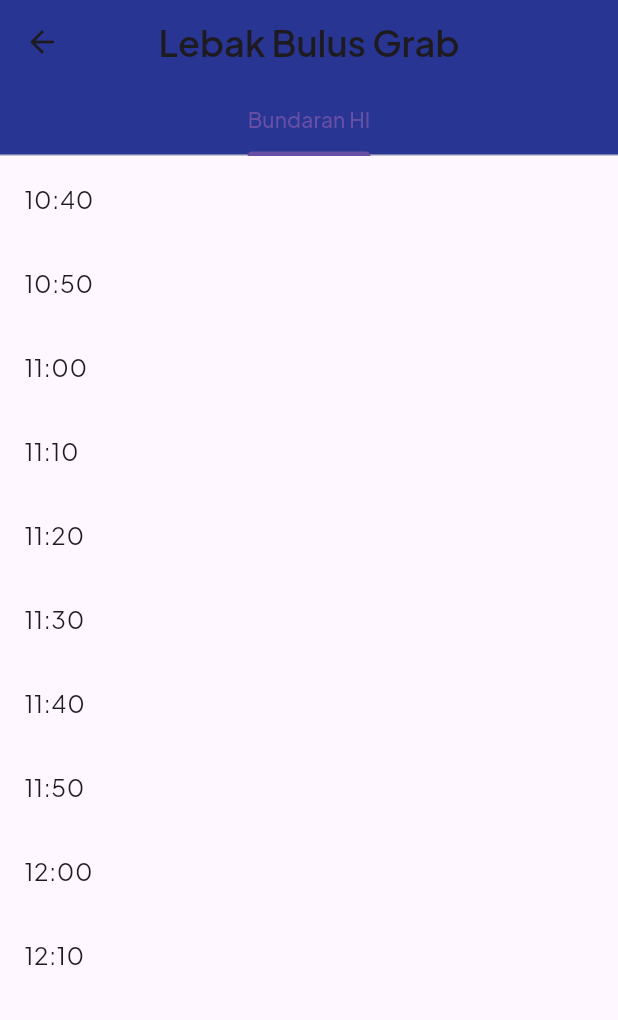
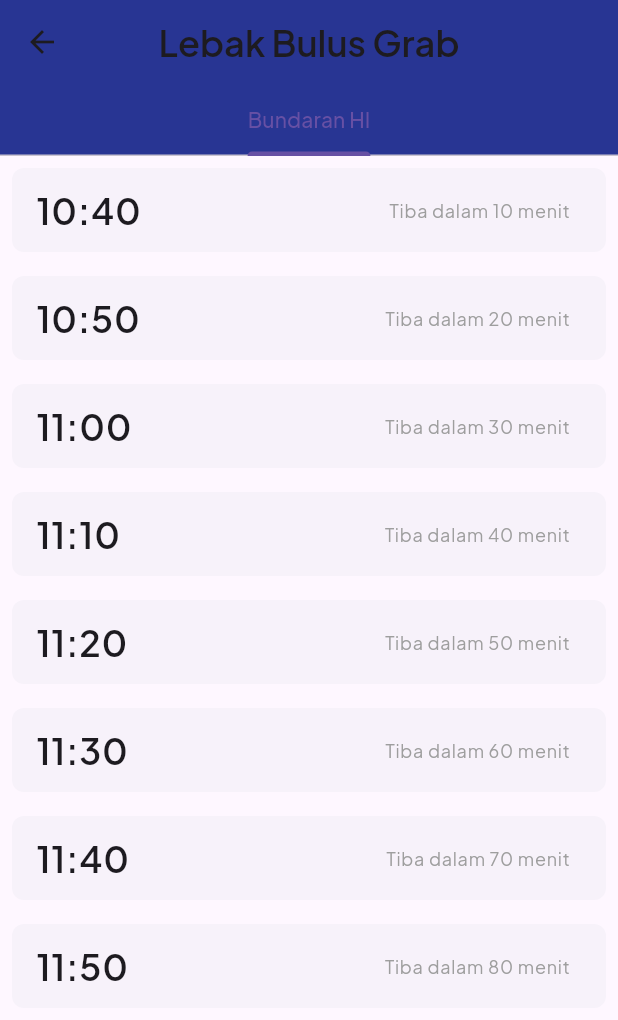
Before and after one commit to dienoov/kaerel, a Flutter app: the screen it shows after launch, after a tap on an icon or button, on a phone screen of 412 x 824 dp. Shown: the top 1020 px of the screen. Run offline on Flutter 3.47's test engine with Material 3 defaults, Android fonts, the phone set to English and light mode, and no system bars.

Commit message:
Redesign Schedule List

```diff
--- a/lib/schedule_list.dart
+++ b/lib/schedule_list.dart
@@ -4,10 +4,11 @@ List<String> filterSchedule(List<String> schedule) {
   DateTime now = DateTime.now();
   return schedule
       .where((entry) {
-    DateTime entryTime = DateTime.parse('${now.year}-${now.month}-${now.day} $entry');
-    return entryTime.isAfter(now);
-  })
-      .take(10)
+        DateTime entryTime =
+            DateTime.parse('${now.year}-${now.month}-${now.day} $entry');
+        return entryTime.isAfter(now);
+      })
+      .take(8)
       .toList();
 }
 
@@ -19,12 +20,43 @@ class ScheduleList extends StatelessWidget {
   @override
   Widget build(BuildContext context) {
     List<String> filteredSchedule = filterSchedule(schedule);
+    DateTime now = DateTime.now();
 
     return ListView.builder(
       itemCount: filteredSchedule.length,
       itemBuilder: (context, index) {
-        return ListTile(
-          title: Text(filteredSchedule[index]),
+        Duration duration = DateTime.parse(
+                '${now.year}-${now.month}-${now.day} ${filteredSchedule[index]}')
+            .difference(now);
+        return Card(
+          margin: const EdgeInsets.all(8.0),
+          shadowColor: Colors.transparent,
+          shape: RoundedRectangleBorder(
+            borderRadius: BorderRadius.circular(8.0),
+          ),
+          child: ListTile(
+            title: Row(
+              mainAxisAlignment: MainAxisAlignment.spaceBetween,
+              children: [
+                Text(filteredSchedule[index],
+                    style: const TextStyle(
+                      fontSize: 24.0,
+                      fontWeight: FontWeight.w600,
+                    )),
+                if (duration.inMinutes <= 0)
+                  const Text('Tiba',
+                      style: TextStyle(
+                        fontSize: 12.0,
+                      ))
+                else
+                  Text('Tiba dalam ${duration.inMinutes} menit',
+                      style: const TextStyle(
+                        fontSize: 12.0,
+                        color: Colors.grey,
+                      )),
+              ],
+            ),
+          ),
         );
       },
     );
```
